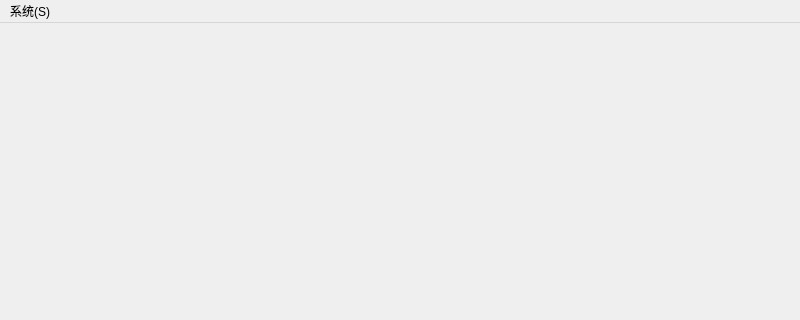
Above: mainwindow.ui from hanjiang1073/MyDBMS before the change; both pictures show x 0 to 800 and y 0 to 320 of the 800 by 600 pixel window. Below: the same form after it.
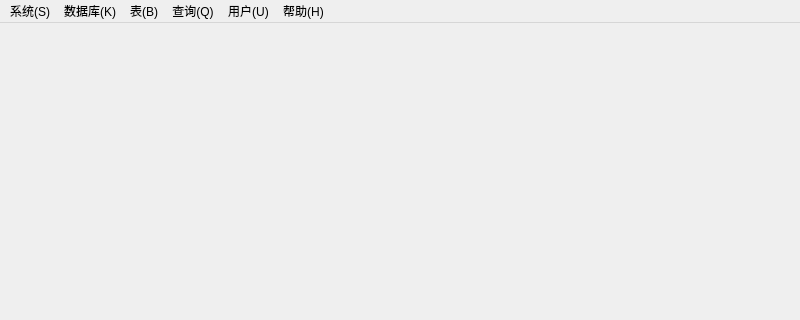
That is the form after the change.

```diff
--- a/mainwindow.ui
+++ b/mainwindow.ui
@@ -27,8 +27,63 @@
     <property name="title">
      <string>系统(S)</string>
     </property>
+    <addaction name="actioncha"/>
+    <addaction name="actionrizhi"/>
+    <addaction name="actionquit"/>
+   </widget>
+   <widget class="QMenu" name="menu_K">
+    <property name="title">
+     <string>数据库(K)</string>
+    </property>
+    <addaction name="actionxjk"/>
+    <addaction name="actiondkk"/>
+    <addaction name="actionsck"/>
+   </widget>
+   <widget class="QMenu" name="menu_B">
+    <property name="title">
+     <string>表(B)</string>
+    </property>
+    <widget class="QMenu" name="menu_S_2">
+     <property name="title">
+      <string>设计表(S)</string>
+     </property>
+     <addaction name="actioncrd"/>
+     <addaction name="actionckd"/>
+     <addaction name="actionxgd"/>
+     <addaction name="actionscd"/>
+    </widget>
+    <addaction name="actionxjb"/>
+    <addaction name="menu_S_2"/>
+    <addaction name="actiondkb"/>
+    <addaction name="actionscb"/>
+   </widget>
+   <widget class="QMenu" name="menu_Q">
+    <property name="title">
+     <string>查询(Q)</string>
+    </property>
+    <addaction name="actiontjc"/>
+    <addaction name="actioncrj"/>
+    <addaction name="actionxgj"/>
+    <addaction name="actionscj"/>
+   </widget>
+   <widget class="QMenu" name="menu_U">
+    <property name="title">
+     <string>用户(U)</string>
+    </property>
+    <addaction name="actionqx"/>
+   </widget>
+   <widget class="QMenu" name="menu_H">
+    <property name="title">
+     <string>帮助(H)</string>
+    </property>
+    <addaction name="actiongy"/>
    </widget>
    <addaction name="menu_S"/>
+   <addaction name="menu_K"/>
+   <addaction name="menu_B"/>
+   <addaction name="menu_Q"/>
+   <addaction name="menu_U"/>
+   <addaction name="menu_H"/>
   </widget>
   <widget class="QStatusBar" name="statusbar"/>
  </widget>
```
Left out of the diff: 98 changed lines with no effect on the pictures.
